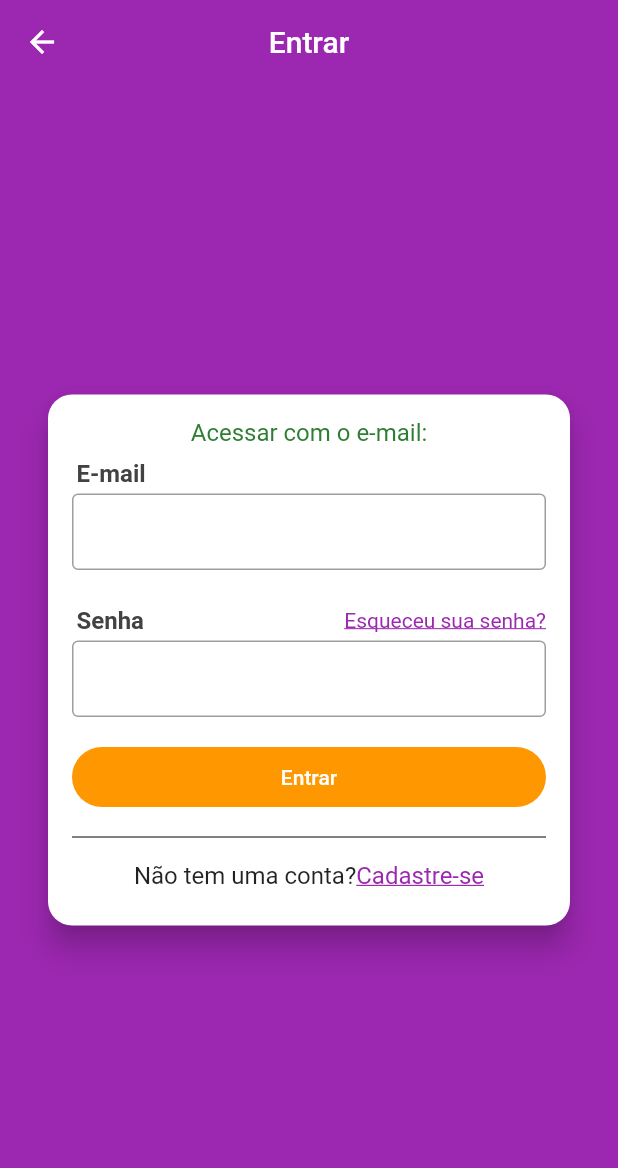
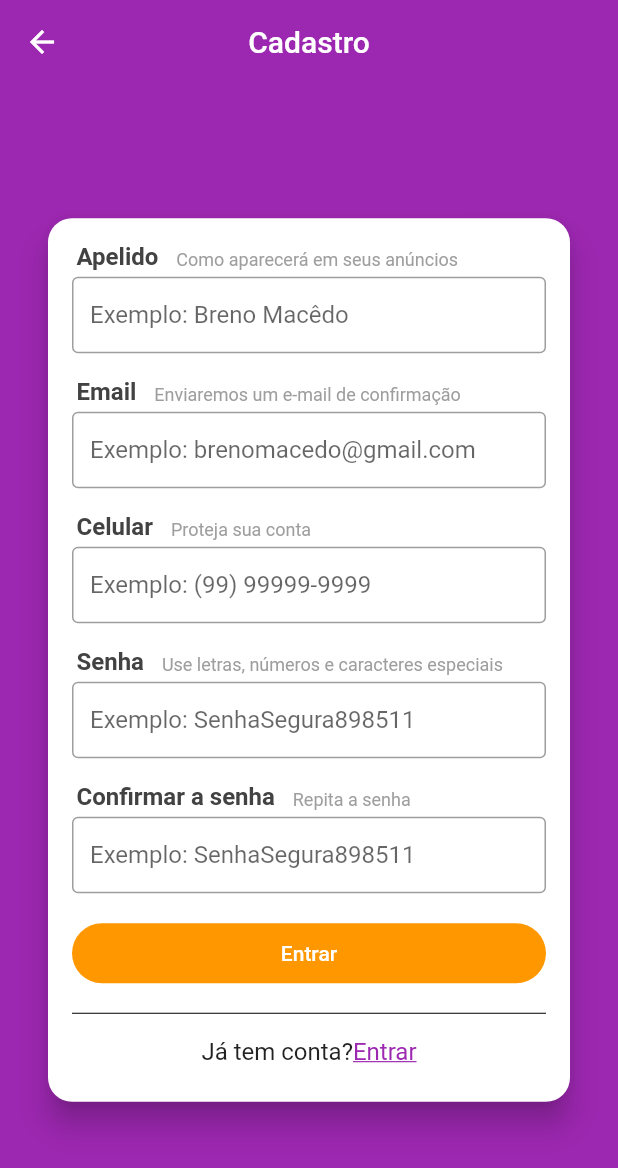
Before and after one commit to brenomacedo/flutter_ccheap, a Flutter app: the screen it shows after launch, in the side drawer, after a tap on "Acesse sua conta", on a phone screen of 412 x 824 dp. Shown: the top 1168 px of the screen. Run offline on Flutter 3.47's test engine with Material 2 defaults, Android fonts, the phone set to English and light mode, and no system bars; our stand-ins replace brasil_fields, get_it, mobx, parse_server_sdk_flutter; generated files the repository leaves out were written again.

Commit message:
signUpScreen

```diff
--- a/lib/components/custom_drawer/custom_drawer_header.dart
+++ b/lib/components/custom_drawer/custom_drawer_header.dart
@@ -1,5 +1,6 @@
 import 'package:flutter/material.dart';
 import 'package:xlo_mobx/screens/login/login_screen.dart';
+import 'package:xlo_mobx/screens/signup/signup_screen.dart';
 
 class CustomDrawerHeader extends StatelessWidget {
   @override
@@ -9,7 +10,7 @@ class CustomDrawerHeader extends StatelessWidget {
         Navigator.of(context).pop();
         Navigator.of(context).push(
           MaterialPageRoute(
-            builder: (_) => LoginScreen()
+            builder: (_) => SignUpScreen()
           )
         );
       },
--- /dev/null
+++ b/lib/screens/signup/components/field_title.dart
@@ -0,0 +1,25 @@
+import 'package:flutter/material.dart';
+
+class FieldTitle extends StatelessWidget {
+
+  final String title;
+  final String subtitle;
+
+  FieldTitle({ this.title, this.subtitle });
+
+  @override
+  Widget build(BuildContext context) {
+    return Padding(
+      padding: EdgeInsets.only(left: 3, bottom: 4),
+      child: Wrap(
+        crossAxisAlignment: WrapCrossAlignment.end,
+        children: [
+          Text('$title   ', style: TextStyle(color: Colors.grey[800],
+            fontSize: 16, fontWeight: FontWeight.w700)),
+          Text('$subtitle   ', style: TextStyle(color: Colors.grey,
+            fontSize: 12))
+        ],
+      ),
+    );
+  }
+}
--- /dev/null
+++ b/lib/screens/signup/signup_screen.dart
@@ -0,0 +1,133 @@
+import 'package:brasil_fields/brasil_fields.dart';
+import 'package:flutter/material.dart';
+import 'package:flutter/services.dart';
+import 'package:xlo_mobx/screens/signup/components/field_title.dart';
+
+class SignUpScreen extends StatelessWidget {
+  @override
+  Widget build(BuildContext context) {
+    return Scaffold(
+      appBar: AppBar(
+        title: Text('Cadastro'),
+        centerTitle: true,
+      ),
+      body: Container(
+        alignment: Alignment.center,
+        child: SingleChildScrollView(
+          child: Card(
+            margin: EdgeInsets.symmetric(horizontal: 32),
+            shape: RoundedRectangleBorder(
+              borderRadius: BorderRadius.all(Radius.circular(16))
+            ),
+            elevation: 8,
+            child: Padding(
+              padding: EdgeInsets.all(16),
+              child: Column(
+                crossAxisAlignment: CrossAxisAlignment.stretch,
+                mainAxisSize: MainAxisSize.min,
+                children: [
+                  FieldTitle(title: 'Apelido', subtitle: 'Como aparecerá em seus anúncios'),
+                  TextField(
+                    decoration: InputDecoration(
+                      border: OutlineInputBorder(),
+                      hintText: 'Exemplo: Breno Macêdo',
+                      isDense: true,
+                    ),
+                  ),
+                  SizedBox(height: 16),
+                  FieldTitle(title: 'Email', subtitle: 'Enviaremos um e-mail de confirmação'),
+                  TextField(
+                    decoration: InputDecoration(
+                      border: OutlineInputBorder(),
+                      hintText: 'Exemplo: brenomacedo@gmail.com',
+                      isDense: true,
+                    ),
+                    keyboardType: TextInputType.emailAddress,
+                    autocorrect: false,
+                  ),
+                  SizedBox(height: 16),
+                  FieldTitle(title: 'Celular', subtitle: 'Proteja sua conta'),
+                  TextField(
+                    decoration: InputDecoration(
+                      border: OutlineInputBorder(),
+                      hintText: 'Exemplo: (99) 99999-9999',
+                      isDense: true,
+                    ),
+                    keyboardType: TextInputType.phone,
+                    inputFormatters: [
+                      FilteringTextInputFormatter.digitsOnly,
+                      TelefoneInputFormatter()
+                    ],
+                  ),
+                  SizedBox(height: 16),
+                  FieldTitle(title: 'Senha', subtitle: 'Use letras, números e caracteres especiais'),
+                  TextField(
+                    decoration: InputDecoration(
+                      border: OutlineInputBorder(
+
+                      ),
+                      hintText: 'Exemplo: SenhaSegura898511',
+                      isDense: true
+                    ),
+                    obscureText: true
+                  ),
+                  SizedBox(height: 16),
+                  FieldTitle(title: 'Confirmar a senha', subtitle: 'Repita a senha'),
+                  TextField(
+                    decoration: InputDecoration(
+                      border: OutlineInputBorder(
+
+                      ),
+                      hintText: 'Exemplo: SenhaSegura898511',
+                      isDense: true
+                    ),
+                    obscureText: true
+                  ),
+                  Container(
+                    margin: EdgeInsets.only(top: 20, bottom: 12),
+                    height: 40,
+                    child: ElevatedButton(
+                      style: ButtonStyle(
+                        backgroundColor: MaterialStateProperty.all(Colors.orange),
+                        elevation: MaterialStateProperty.all(0),
+                        shape: MaterialStateProperty.all(
+                          RoundedRectangleBorder(
+                            borderRadius: BorderRadius.all(Radius.circular(20))
+                          )
+                        )
+                      ),
+                      child: Text('Entrar', style: TextStyle(color: Colors.white)),
+                      onPressed: () {
+
+                      },
+                    ),
+                  ),
+                  Divider(color: Colors.black),
+                  Padding(
+                    padding: EdgeInsets.symmetric(vertical: 8),
+                    child: Row(
+                      mainAxisAlignment: MainAxisAlignment.center,
+                      children: [
+                        Text('Já tem conta?', style: TextStyle(
+                          fontSize: 16
+                        )),
+                        GestureDetector(
+                          onTap: Navigator.of(context).pop,
+                          child: Text('Entrar', style: TextStyle(
+                            decoration: TextDecoration.underline,
+                            color: Colors.purple,
+                            fontSize: 16
+                          )),
+                        )
+                      ],
+                    ),
+                  )
+                ],
+              ),
+            ),
+          ),
+        )
+      )
+    );
+  }
+}
--- a/pubspec.yaml
+++ b/pubspec.yaml
@@ -30,6 +30,8 @@ dependencies:
   mobx: ^1.2.1+4
   flutter_mobx: ^1.1.0+2
   get_it: ^6.0.0
+  brasil_fields: ^1.1.1
+
 
 dev_dependencies:
   flutter_test:
```
Also changed, not shown: pubspec.lock.
